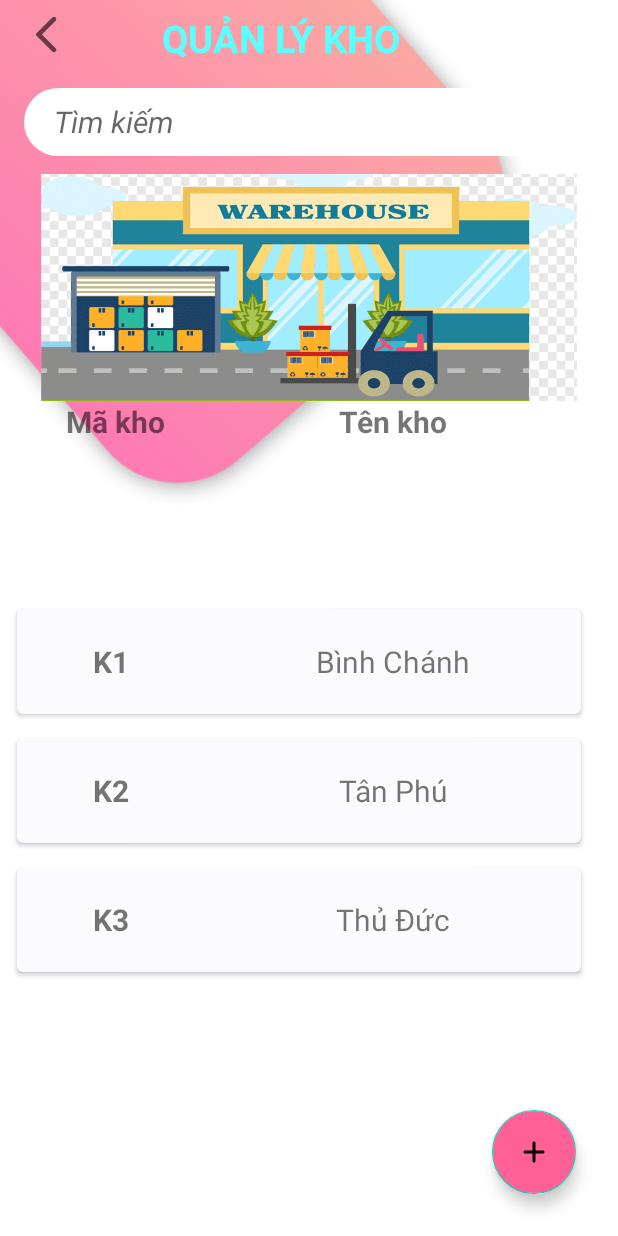
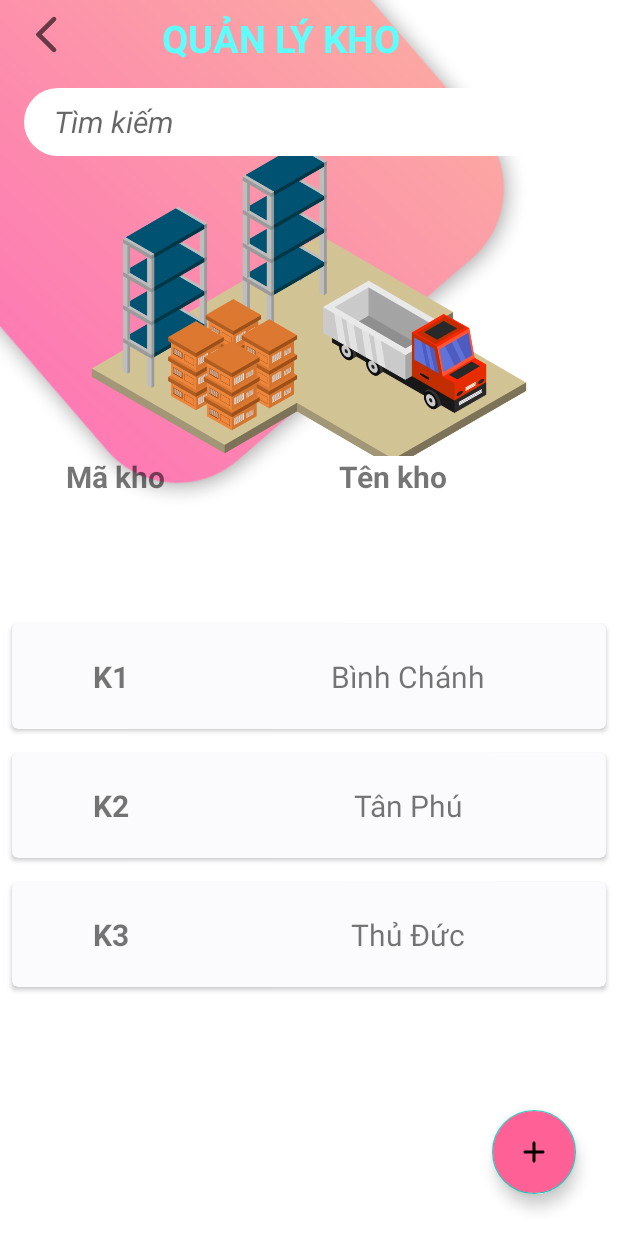
Before and after one commit to lvsang1504/App-Quan-Ly-Nhap-Kho, an Android app: the KhoActivity screen opened directly, with no data from a screen before it, on a phone screen of 412 x 824 dp. Run offline under Robolectric (Android 15) with nearby library versions, the phone set to English and light mode, and no system bars.

Commit message:
Fix bug when open keyboard

```diff
--- a/app/src/main/res/layout/activity_kho.xml
+++ b/app/src/main/res/layout/activity_kho.xml
@@ -29,14 +29,13 @@
 
     <androidx.recyclerview.widget.RecyclerView
         android:id="@+id/recyclerViewKho"
-        android:layout_width="392dp"
-        android:layout_height="350dp"
-        android:layout_marginTop="32dp"
+        android:layout_width="match_parent"
+        android:layout_height="400dp"
         app:layout_constraintBottom_toBottomOf="parent"
         app:layout_constraintEnd_toEndOf="parent"
         app:layout_constraintHorizontal_bias="0.157"
         app:layout_constraintStart_toStartOf="parent"
-        app:layout_constraintTop_toTopOf="parent"
+        app:layout_constraintTop_toBottomOf="@+id/textView4"
         app:layout_constraintVertical_bias="0.828" />
 
     <TextView
@@ -110,13 +109,11 @@
     <ImageView
         android:id="@+id/imageView"
         android:layout_width="357dp"
-        android:layout_height="151dp"
-        android:layout_marginTop="12dp"
-        android:background="@drawable/search_back"
+        android:layout_height="200dp"
         android:scaleType="centerCrop"
         app:layout_constraintEnd_toEndOf="parent"
         app:layout_constraintStart_toStartOf="parent"
         app:layout_constraintTop_toBottomOf="@+id/editTextSearchKho"
-        app:srcCompat="@drawable/storehouse" />
+        app:srcCompat="@drawable/store" />
 
 </androidx.constraintlayout.widget.ConstraintLayout>
```
Also changed, not shown: app/src/main/AndroidManifest.xml (+8 -0 lines), app/src/main/res/drawable/store.png (added), app/src/main/res/drawable/storehouse.png (deleted).
